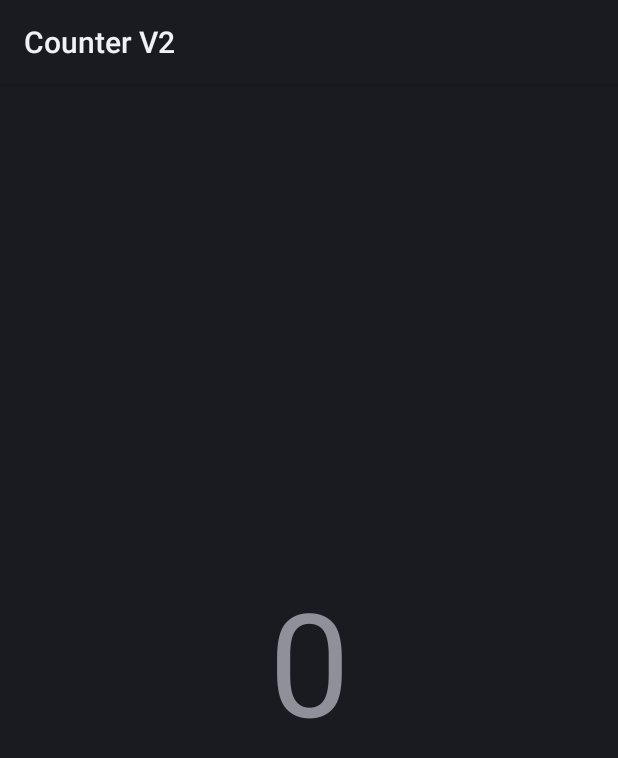
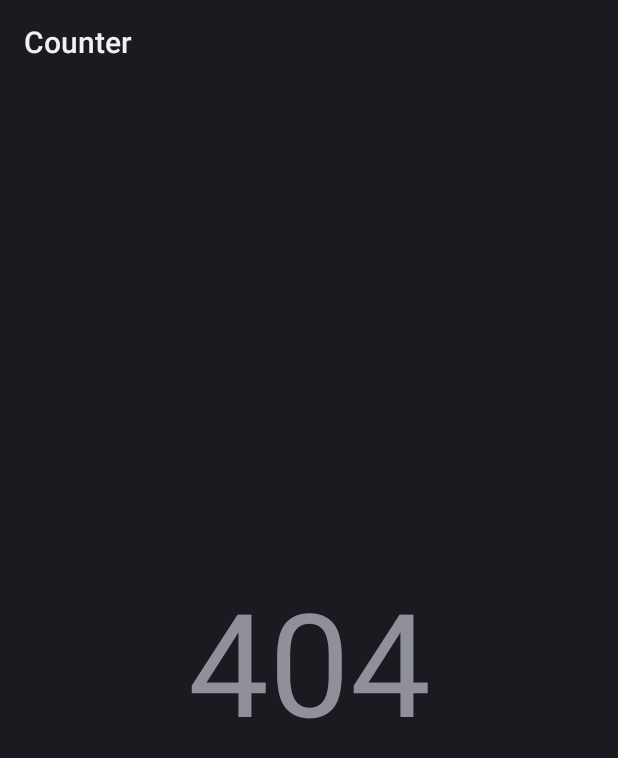
Before and after one commit to jxav22/Knit-Counter, an Android app: the layout activity_main.xml on its own in the app's theme, with its tools: preview values and no code run, on a phone screen of 412 x 824 dp. Shown: the top 758 px of the screen. Run offline under Robolectric (Android 15) with nearby library versions, the phone set to English and light mode, and no system bars; plain views replace BoxInsetLayout.

Commit message:
misc changes

```diff
--- a/app/src/main/java/com/example/counterv2/MainActivity.java
+++ b/app/src/main/java/com/example/counterv2/MainActivity.java
@@ -10,11 +10,11 @@ public class MainActivity extends Activity {
     private int counter = 0;
 
     private void setDisplay(int value){
-        this.setDisplay(String.format("%d", value));
+        this.setDisplay(Integer.toString(value));
     }
 
     private void setDisplay(String string){
-        final TextView display = (TextView)findViewById(R.id.display);
+        final TextView display = findViewById(R.id.display);
         display.setText(string);
     }
 
--- a/app/src/main/res/layout/activity_main.xml
+++ b/app/src/main/res/layout/activity_main.xml
@@ -18,7 +18,7 @@
             android:id="@+id/display"
             android:layout_width="wrap_content"
             android:layout_height="wrap_content"
-            android:text="0"
+            android:text="@string/empty_display"
             android:textSize="96sp"
             app:layout_constraintBottom_toBottomOf="parent"
             app:layout_constraintEnd_toEndOf="parent"
@@ -39,7 +39,8 @@
             app:layout_constraintEnd_toStartOf="@+id/button6"
             app:layout_constraintHorizontal_bias="0.5"
             app:layout_constraintStart_toStartOf="parent"
-            app:layout_constraintTop_toTopOf="parent" />
+            app:layout_constraintTop_toTopOf="parent"
+            tools:ignore="SpeakableTextPresentCheck" />
 
         <Button
             android:id="@+id/button6"
@@ -54,7 +55,8 @@
             app:layout_constraintEnd_toEndOf="parent"
             app:layout_constraintHorizontal_bias="0.5"
             app:layout_constraintStart_toEndOf="@+id/button5"
-            app:layout_constraintTop_toTopOf="parent" />
+            app:layout_constraintTop_toTopOf="parent"
+            tools:ignore="SpeakableTextPresentCheck" />
 
     </androidx.constraintlayout.widget.ConstraintLayout>
 </androidx.wear.widget.BoxInsetLayout>
--- a/app/src/main/res/values/strings.xml
+++ b/app/src/main/res/values/strings.xml
@@ -1,9 +1,9 @@
 <resources>
-    <string name="app_name">Counter V2</string>
+    <string name="app_name">Counter</string>
     <!--
     This string is used for square devices and overridden by hello_world in
     values-round/strings.xml for round devices.
     -->
     <string name="hello_world">Hello Square World!</string>
-    <string name="empty_display">ERROR</string>
+    <string name="empty_display">404</string>
 </resources>
```
